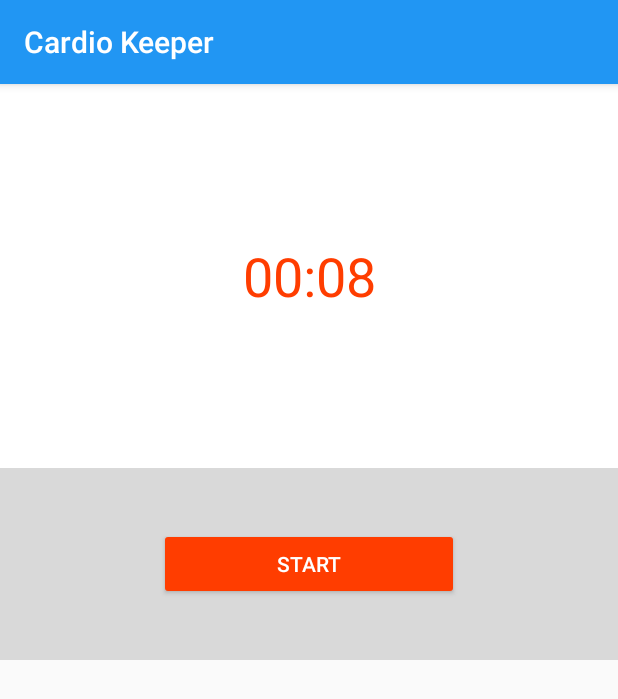
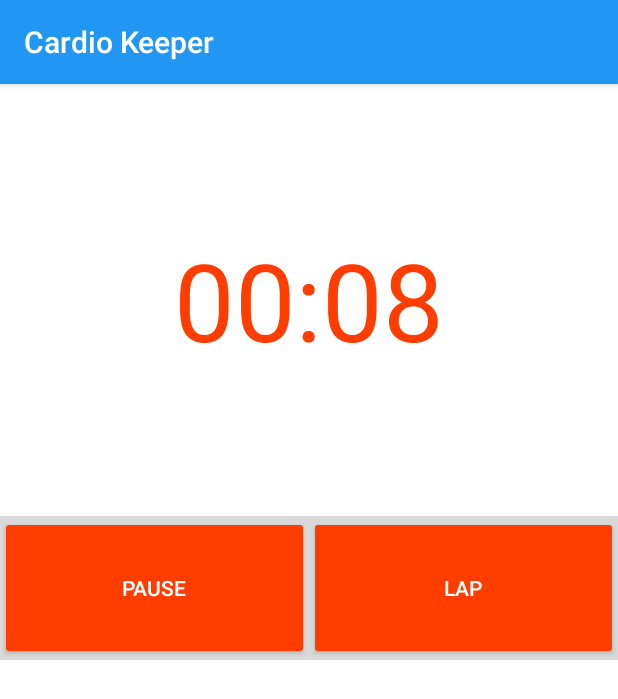
Before and after one commit to bjones598985/CardioKeeper, an Android app: the screen it shows after launch (TimerActivity), after a tap on "START", on a phone screen of 412 x 824 dp. Shown: the top 699 px of the screen. Run offline under Robolectric (Android 15) with nearby library versions, the phone set to English and light mode, and no system bars; our stand-ins replace EventBus, data binding.

Commit message:
enabled Lap button and recyclerview created landscape version of screen as well **won't to figure out better layout..takes too long to rotate screen

```diff
--- a/app/src/main/java/com/bolyndevelopment/owner/runlogger2/TimerActivity.java
+++ b/app/src/main/java/com/bolyndevelopment/owner/runlogger2/TimerActivity.java
@@ -4,68 +4,146 @@ import android.databinding.DataBindingUtil;
 import android.os.SystemClock;
 import android.support.v7.app.AppCompatActivity;
 import android.os.Bundle;
+import android.support.v7.widget.LinearLayoutManager;
 import android.support.v7.widget.RecyclerView;
 import android.util.Log;
+import android.view.LayoutInflater;
 import android.view.View;
 import android.view.ViewGroup;
+import android.widget.TextView;
 
 import com.bolyndevelopment.owner.runlogger2.databinding.ActivityTimerBinding;
 
-public class TimerActivity extends AppCompatActivity {
+import java.util.ArrayList;
+import java.util.List;
+
+public class TimerActivity extends AppCompatActivity implements View.OnClickListener {
     static final String TAG = TimerActivity.class.getSimpleName();
     ActivityTimerBinding binder;
+    long timeStopped;
+    ArrayList<String> lapList;
 
     @Override
     protected void onCreate(Bundle savedInstanceState) {
         super.onCreate(savedInstanceState);
-        //setContentView(R.layout.activity_timer);
         binder = DataBindingUtil.setContentView(this, R.layout.activity_timer);
-        binder.chronometer.setBase(SystemClock.elapsedRealtime());
+        if (savedInstanceState == null) {
+            binder.chronometer.setBase(SystemClock.elapsedRealtime());
+            lapList = new ArrayList<>();
+        } else {
+            long time = savedInstanceState.getLong("time");
+            binder.chronometer.setBase(SystemClock.elapsedRealtime() + time);
+            this.onClick(binder.startTimer);
+            lapList = savedInstanceState.getStringArrayList("list");
+        }
 
         initButtons();
+        initRv();
+    }
+
+    @Override
+    protected void onSaveInstanceState(Bundle outState) {
+        outState.putStringArrayList("list", lapList);
+        outState.putLong("time", binder.chronometer.getBase() - SystemClock.elapsedRealtime());
+        super.onSaveInstanceState(outState);
     }
 
     private void initButtons() {
-        binder.startTimer.setOnClickListener(new View.OnClickListener() {
-            @Override
-            public void onClick(View v) {
+        binder.startTimer.setOnClickListener(this);
+        binder.stopTimer.setOnClickListener(this);
+        binder.lap.setOnClickListener(this);
+        binder.resumeTimer.setOnClickListener(this);
+        binder.resetTimer.setOnClickListener(this);
+    }
+
+    private void initRv() {
+        binder.list.setHasFixedSize(true);
+        binder.list.setLayoutManager(new LinearLayoutManager(this));
+        binder.list.setAdapter(new LapAdapter());
+    }
+
+    @Override
+    public void onClick(View v) {
+        switch (v.getId()) {
+            case R.id.start_timer:
                 binder.chronometer.start();
-            }
-        });
-        binder.stopTimer.setOnClickListener(new View.OnClickListener() {
-            @Override
-            public void onClick(View v) {
+                binder.startTimer.animate().alpha(0).start();
+                binder.startTimer.setVisibility(View.INVISIBLE);
+                binder.stopTimer.animate().alpha(1f).start();
+                binder.stopTimer.setVisibility(View.VISIBLE);
+                binder.lap.animate().alpha(1f).start();
+                binder.lap.setVisibility(View.VISIBLE);
+                break;
+
+            case R.id.stop_timer:
+                timeStopped = binder.chronometer.getBase() - SystemClock.elapsedRealtime();
                 binder.chronometer.stop();
-            }
-        });
-        binder.lap.setOnClickListener(new View.OnClickListener() {
-            @Override
-            public void onClick(View v) {
-                Log.d(TAG, "Time: " + binder.chronometer.getText());
-            }
-        });
+                binder.stopTimer.animate().alpha(0f).start();
+                binder.stopTimer.setVisibility(View.INVISIBLE);
+                binder.lap.animate().alpha(0f).start();
+                binder.lap.setVisibility(View.INVISIBLE);
+                binder.resumeTimer.animate().alpha(1f).start();
+                binder.resumeTimer.setVisibility(View.VISIBLE);
+                binder.resetTimer.animate().alpha(1f).start();
+                binder.resetTimer.setVisibility(View.VISIBLE);
+                break;
+            case R.id.lap:
+                String time = binder.chronometer.getText().toString();
+                lapList.add(0, time);
+                binder.list.getAdapter().notifyItemInserted(0);
+                binder.list.scrollToPosition(0);
+                break;
+            case R.id.resume_timer:
+                binder.chronometer.setBase(SystemClock.elapsedRealtime() + timeStopped);
+                binder.chronometer.start();
+                binder.resumeTimer.animate().alpha(0f).start();
+                binder.resumeTimer.setVisibility(View.INVISIBLE);
+                binder.resetTimer.animate().alpha(0f).start();
+                binder.resetTimer.setVisibility(View.INVISIBLE);
+                binder.stopTimer.animate().alpha(1f).start();
+                binder.stopTimer.setVisibility(View.VISIBLE);
+                binder.lap.animate().alpha(1f).start();
+                binder.lap.setVisibility(View.VISIBLE);
+                break;
+            case R.id.reset_timer:
+                binder.chronometer.setBase(SystemClock.elapsedRealtime());
+                timeStopped = 0;
+                binder.resumeTimer.animate().alpha(0f).start();
+                binder.resumeTimer.setVisibility(View.INVISIBLE);
+                binder.resetTimer.animate().alpha(0f).start();
+                binder.resetTimer.setVisibility(View.INVISIBLE);
+                binder.chronometer.setBase(SystemClock.elapsedRealtime());
+                binder.startTimer.animate().alpha(1f).start();
+                binder.startTimer.setVisibility(View.VISIBLE);
+        }
     }
 
     private class LapAdapter extends RecyclerView.Adapter<LapAdapter.LapHolder> {
+        int count = 0;
 
         @Override
         public LapHolder onCreateViewHolder(ViewGroup parent, int viewType) {
-            return null;
+            final View view = LayoutInflater.from(parent.getContext()).inflate(R.layout.list_item, parent, false);
+            return new LapHolder(view);
         }
 
         @Override
         public void onBindViewHolder(LapHolder holder, int position) {
-
+            holder.order.setText(String.valueOf(lapList.size() - position));
+            holder.lap.setText(lapList.get(position));
         }
 
         @Override
         public int getItemCount() {
-            return 0;
+            return lapList.size();
         }
 
         class LapHolder extends RecyclerView.ViewHolder {
+            TextView order, lap;
             public LapHolder(View itemView) {
                 super(itemView);
+                order = (TextView) itemView.findViewById(R.id.order_textview);
+                lap = (TextView) itemView.findViewById(R.id.lap_info);
             }
         }
     }
--- /dev/null
+++ b/app/src/main/res/layout-land/activity_timer.xml
@@ -0,0 +1,116 @@
+<?xml version="1.0" encoding="utf-8"?>
+<layout
+    xmlns:android="http://schemas.android.com/apk/res/android"
+    xmlns:app="http://schemas.android.com/apk/res-auto"
+    xmlns:tools="http://schemas.android.com/tools">
+
+    <LinearLayout
+        android:layout_width="match_parent"
+        android:layout_height="match_parent"
+        tools:context="com.bolyndevelopment.owner.runlogger2.TimerActivity"
+        android:orientation="horizontal"
+        android:background="@android:color/white">
+
+        <LinearLayout
+            android:id="@+id/left"
+            android:layout_width="0dp"
+            android:layout_height="match_parent"
+            android:layout_weight="1"
+            android:orientation="vertical">
+
+            <Chronometer
+                android:id="@+id/chronometer"
+                android:layout_width="match_parent"
+                android:layout_height="0dp"
+                android:layout_weight="3"
+                android:gravity="center"
+                android:textSize="72sp"
+                android:textColor="@color/colorAccent"
+                android:background="@android:color/white"/>
+
+            <FrameLayout
+                android:layout_width="match_parent"
+                android:layout_height="0dp"
+                android:layout_weight="1"
+                android:background="#d9d9d9">
+
+                <Button
+                    android:id="@+id/start_timer"
+                    style="@style/Widget.AppCompat.Button.Colored"
+                    android:layout_width="200dp"
+                    android:layout_height="match_parent"
+                    android:text="Start"
+                    android:layout_gravity="center"
+                    android:visibility="visible"/>
+
+                <LinearLayout
+                    android:layout_width="match_parent"
+                    android:layout_height="match_parent"
+                    android:orientation="horizontal"
+                    android:layout_gravity="center">
+
+                    <Button
+                        android:id="@+id/stop_timer"
+                        style="@style/Widget.AppCompat.Button.Colored"
+                        android:layout_width="0dp"
+                        android:layout_height="match_parent"
+                        android:layout_weight="1"
+                        android:text="Pause"
+                        android:alpha="0"
+                        android:visibility="invisible"/>
+
+                    <Button
+                        android:id="@+id/lap"
+                        style="@style/Widget.AppCompat.Button.Colored"
+                        android:layout_width="0dp"
+                        android:layout_height="match_parent"
+                        android:layout_weight="1"
+                        android:text="Lap"
+                        android:alpha="0"
+                        android:visibility="invisible"/>
+
+                </LinearLayout>
+
+                <LinearLayout
+                    android:layout_width="match_parent"
+                    android:layout_height="match_parent"
+                    android:orientation="horizontal"
+                    android:layout_gravity="center">
+
+                    <Button
+                        android:id="@+id/resume_timer"
+                        style="@style/Widget.AppCompat.Button.Colored"
+                        android:layout_width="0dp"
+                        android:layout_height="match_parent"
+                        android:layout_weight="1"
+                        android:text="Resume"
+                        android:alpha="0"
+                        android:visibility="invisible"/>
+
+                    <Button
+                        android:id="@+id/reset_timer"
+                        style="@style/Widget.AppCompat.Button.Colored"
+                        android:layout_width="0dp"
+                        android:layout_height="match_parent"
+                        android:layout_weight="1"
+                        android:text="End and\nRecord"
+                        android:alpha="0"
+                        android:visibility="invisible"/>
+
+                </LinearLayout>
+
+            </FrameLayout>
+
+        </LinearLayout>
+
+        <android.support.v7.widget.RecyclerView
+            android:id="@+id/list"
+            android:layout_width="0dp"
+            android:layout_height="match_parent"
+            android:layout_weight="1"
+            android:paddingStart="@dimen/recyclerview_padding_sides"
+            android:paddingEnd="@dimen/recyclerview_padding_sides"/>
+
+    </LinearLayout>
+
+</layout>
--- a/app/src/main/res/layout/activity_timer.xml
+++ b/app/src/main/res/layout/activity_timer.xml
@@ -8,15 +8,16 @@
         android:layout_width="match_parent"
         android:layout_height="match_parent"
         tools:context="com.bolyndevelopment.owner.runlogger2.TimerActivity"
-        android:orientation="vertical">
+        android:orientation="vertical"
+        android:background="@android:color/white">
 
         <Chronometer
             android:id="@+id/chronometer"
             android:layout_width="match_parent"
             android:layout_height="0dp"
-            android:layout_weight="2"
+            android:layout_weight="3"
             android:gravity="center"
-            android:textSize="36sp"
+            android:textSize="72sp"
             android:textColor="@color/colorAccent"
             android:background="@android:color/white"/>
 
@@ -31,14 +32,14 @@
                 android:id="@+id/start_timer"
                 style="@style/Widget.AppCompat.Button.Colored"
                 android:layout_width="200dp"
-                android:layout_height="wrap_content"
-                android:text="Start"
+                android:layout_height="match_parent"
+                android:text="@string/start"
                 android:layout_gravity="center"
                 android:visibility="visible"/>
 
             <LinearLayout
                 android:layout_width="match_parent"
-                android:layout_height="wrap_content"
+                android:layout_height="match_parent"
                 android:orientation="horizontal"
                 android:layout_gravity="center">
 
@@ -46,25 +47,27 @@
                     android:id="@+id/stop_timer"
                     style="@style/Widget.AppCompat.Button.Colored"
                     android:layout_width="0dp"
-                    android:layout_height="wrap_content"
+                    android:layout_height="match_parent"
                     android:layout_weight="1"
-                    android:text="Stop"
+                    android:text="@string/pause"
+                    android:alpha="0"
                     android:visibility="invisible"/>
 
                 <Button
                     android:id="@+id/lap"
                     style="@style/Widget.AppCompat.Button.Colored"
                     android:layout_width="0dp"
-                    android:layout_height="wrap_content"
+                    android:layout_height="match_parent"
                     android:layout_weight="1"
-                    android:text="Lap"
+                    android:text="@string/lap"
+                    android:alpha="0"
                     android:visibility="invisible"/>
 
             </LinearLayout>
 
             <LinearLayout
                 android:layout_width="match_parent"
-                android:layout_height="wrap_content"
+                android:layout_height="match_parent"
                 android:orientation="horizontal"
                 android:layout_gravity="center">
 
@@ -72,18 +75,20 @@
                     android:id="@+id/resume_timer"
                     style="@style/Widget.AppCompat.Button.Colored"
                     android:layout_width="0dp"
-                    android:layout_height="wrap_content"
+                    android:layout_height="match_parent"
                     android:layout_weight="1"
-                    android:text="Stop"
+                    android:text="@string/resume"
+                    android:alpha="0"
                     android:visibility="invisible"/>
 
                 <Button
                     android:id="@+id/reset_timer"
                     style="@style/Widget.AppCompat.Button.Colored"
                     android:layout_width="0dp"
-                    android:layout_height="wrap_content"
+                    android:layout_height="match_parent"
                     android:layout_weight="1"
-                    android:text="Lap"
+                    android:text="@string/end_reset"
+                    android:alpha="0"
                     android:visibility="invisible"/>
 
             </LinearLayout>
@@ -91,9 +96,12 @@
         </FrameLayout>
 
         <android.support.v7.widget.RecyclerView
+            android:id="@+id/list"
             android:layout_width="match_parent"
             android:layout_height="0dp"
-            android:layout_weight="3" />
+            android:layout_weight="4"
+            android:paddingStart="@dimen/recyclerview_padding_sides"
+            android:paddingEnd="@dimen/recyclerview_padding_sides"/>
 
     </LinearLayout>
 
--- a/app/src/main/res/values/dimens.xml
+++ b/app/src/main/res/values/dimens.xml
@@ -3,4 +3,7 @@
     <dimen name="activity_horizontal_margin">16dp</dimen>
     <dimen name="activity_vertical_margin">16dp</dimen>
     <dimen name="fab_margin">16dp</dimen>
+
+    <dimen name="recyclerview_padding_top">16dp</dimen>
+    <dimen name="recyclerview_padding_sides">16dp</dimen>
 </resources>
--- a/app/src/main/res/values/strings.xml
+++ b/app/src/main/res/values/strings.xml
@@ -45,5 +45,10 @@
     <string name="month">Months</string>
     <string name="year">Years</string>
 
+    <string name="start">Start</string>
+    <string name="pause">Pause</string>
+    <string name="lap">Lap</string>
+    <string name="resume">Resume</string>
+    <string name="end_reset">Finish and\nRecord</string>
 
 </resources>
```
Also changed, not shown: app/src/main/res/drawable/ic_ring.xml (added, +9 -0 lines), app/src/main/res/layout/list_item.xml (added, +29 -0 lines).
